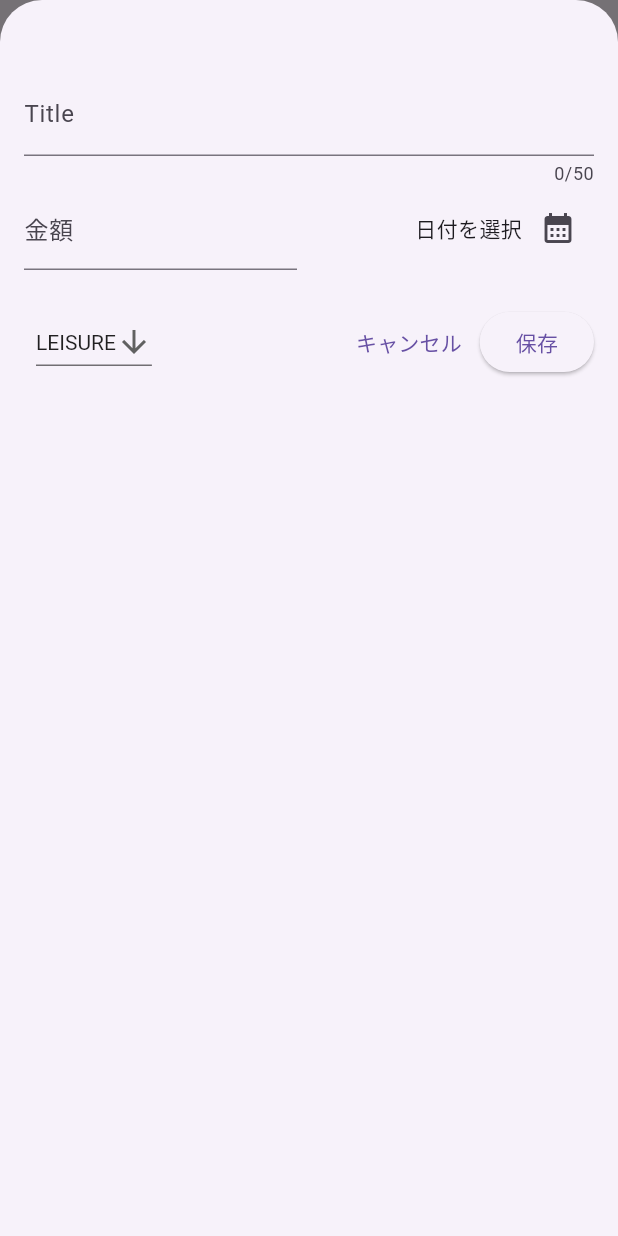
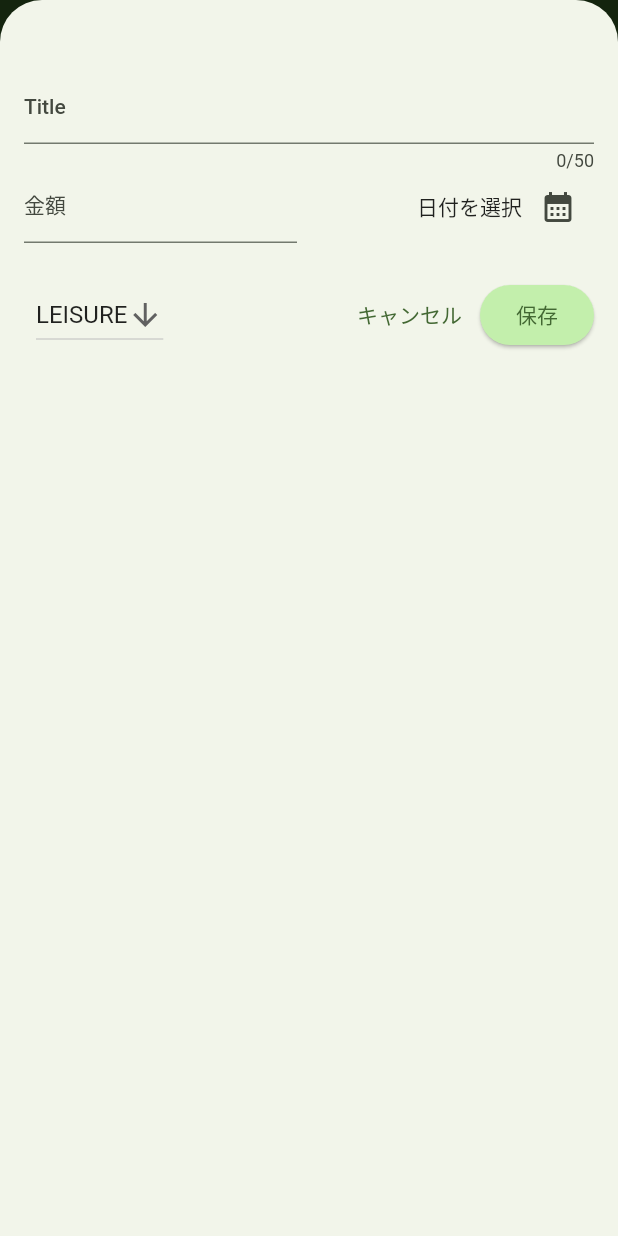
Before and after one commit to Junichi-Machii/flutter_tracker_app01, a Flutter app: the screen it shows after launch, after a tap on the "add" icon, on a phone screen of 412 x 824 dp. Run offline on Flutter 3.47's test engine with Material 2 defaults, Android fonts, the phone set to English and light mode, and no system bars.

Commit message:
ダークモード　テーマ設定　チャート　実装

```diff
--- a/lib/main.dart
+++ b/lib/main.dart
@@ -1,11 +1,60 @@
 import 'package:flutter/material.dart';
 
 import 'package:tracker_app/widgets/expenses.dart';
+
+var kColorScheme = ColorScheme.fromSeed(
+  seedColor: const Color.fromARGB(255, 95, 255, 31),
+);
+
+var kDarkColorScheme = ColorScheme.fromSeed(
+  brightness: Brightness.dark,
+  seedColor: const Color.fromARGB(255, 4, 88, 189),
+);
+
 void main(List<String> args) {
-  runApp(
-    MaterialApp(
-    theme: ThemeData(useMaterial3: true),
-      home: const Expenses(),
-    )
-  );
+  runApp(MaterialApp(
+    darkTheme: ThemeData.dark().copyWith(
+      useMaterial3: true,
+      colorScheme: kDarkColorScheme,
+      elevatedButtonTheme: ElevatedButtonThemeData(
+        style: ElevatedButton.styleFrom(
+          backgroundColor: kDarkColorScheme.primaryContainer,
+          foregroundColor: kDarkColorScheme.onPrimaryContainer,
+        ),
+      ),
+      cardTheme: const CardTheme().copyWith(
+          color: kDarkColorScheme.onPrimary,
+          margin: const EdgeInsets.symmetric(
+            horizontal: 16,
+            vertical: 8,
+          ),
+        ),
+    ),
+    theme: ThemeData().copyWith(
+        useMaterial3: true,
+        colorScheme: kColorScheme,
+        appBarTheme: const AppBarTheme().copyWith(
+          backgroundColor: kColorScheme.onPrimaryContainer,
+          foregroundColor: kColorScheme.primaryContainer,
+        ),
+        cardTheme: const CardTheme().copyWith(
+          color: kColorScheme.onPrimary,
+          margin: const EdgeInsets.symmetric(
+            horizontal: 16,
+            vertical: 8,
+          ),
+        ),
+        elevatedButtonTheme: ElevatedButtonThemeData(
+          style: ElevatedButton.styleFrom(
+            backgroundColor: kColorScheme.primaryContainer,
+          ),
+        ),
+        textTheme: ThemeData().textTheme.copyWith(
+              titleLarge: TextStyle(
+                  fontWeight: FontWeight.w600,
+                  color: kColorScheme.secondaryContainer),
+            )),
+    themeMode: ThemeMode.system,
+    home: const Expenses(),
+  ));
 }
--- a/lib/models/expense.dart
+++ b/lib/models/expense.dart
@@ -2,8 +2,7 @@ import 'package:flutter/material.dart';
 import 'package:uuid/uuid.dart';
 import 'package:intl/intl.dart';
 
-final formatter =  DateFormat('yyyy-MM-dd');
-
+final formatter = DateFormat('yyyy-MM-dd');
 
 const uuid = Uuid();
 
@@ -30,10 +29,31 @@ class Expense {
   final DateTime date;
   final Category category;
 
-
-
-
   String get formattedDate {
     return formatter.format(date);
   }
 }
+
+class ExpenseBucket {
+  const ExpenseBucket({
+    required this.category,
+    required this.expenses,
+  });
+
+  ExpenseBucket.forCategory(List<Expense> allExpenses, this.category)
+      : expenses = allExpenses
+            .where((expense) => expense.category == category)
+            .toList();
+
+  final Category category;
+  final List<Expense> expenses;
+
+  double get totalExpenses {
+    double sum = 0;
+
+    for (final expense in expenses) {
+      sum += expense.amount;
+    }
+    return sum;
+  }
+}
--- /dev/null
+++ b/lib/widgets/chart/chart.dart
@@ -0,0 +1,94 @@
+import 'package:flutter/material.dart';
+import 'package:tracker_app/widgets/chart/chart_bar.dart';
+import 'package:tracker_app/models/expense.dart';
+
+class Chart extends StatelessWidget {
+  const Chart({super.key, required this.expenses});
+
+  final List<Expense> expenses;
+
+  List<ExpenseBucket> get buckets {
+    return [
+      ExpenseBucket.forCategory(expenses, Category.food),
+      ExpenseBucket.forCategory(expenses, Category.leisure),
+      ExpenseBucket.forCategory(expenses, Category.travel),
+      ExpenseBucket.forCategory(expenses, Category.work),
+    ];
+  }
+
+  double get maxTotalExpense {
+    double maxTotalExpense = 0;
+
+    for (final bucket in buckets) {
+      if (bucket.totalExpenses > maxTotalExpense) {
+        maxTotalExpense = bucket.totalExpenses;
+      }
+    }
+
+    return maxTotalExpense;
+  }
+
+  @override
+  Widget build(BuildContext context) {
+    final isDarkMode =
+        MediaQuery.of(context).platformBrightness == Brightness.dark;
+    return Container(
+      margin: const EdgeInsets.all(16),
+      padding: const EdgeInsets.symmetric(
+        vertical: 16,
+        horizontal: 8,
+      ),
+      width: double.infinity,
+      height: 180,
+      decoration: BoxDecoration(
+        borderRadius: BorderRadius.circular(8),
+        gradient: LinearGradient(
+          colors: [
+            Theme.of(context).colorScheme.primary.withOpacity(0.3),
+            Theme.of(context).colorScheme.primary.withOpacity(0.0)
+          ],
+          begin: Alignment.bottomCenter,
+          end: Alignment.topCenter,
+        ),
+      ),
+      child: Column(
+        children: [
+          Expanded(
+            child: Row(
+              crossAxisAlignment: CrossAxisAlignment.end,
+              children: [
+                for (final bucket in buckets) // alternative to map()
+                  ChartBar(
+                    fill: bucket.totalExpenses == 0
+                        ? 0
+                        : bucket.totalExpenses / maxTotalExpense,
+                  )
+              ],
+            ),
+          ),
+          const SizedBox(height: 12),
+          Row(
+            children: buckets
+                .map(
+                  (bucket) => Expanded(
+                    child: Padding(
+                      padding: const EdgeInsets.symmetric(horizontal: 4),
+                      child: Icon(
+                        categoryIcons[bucket.category],
+                        color: isDarkMode
+                            ? Theme.of(context).colorScheme.secondary
+                            : Theme.of(context)
+                                .colorScheme
+                                .primary
+                                .withOpacity(0.7),
+                      ),
+                    ),
+                  ),
+                )
+                .toList(),
+          )
+        ],
+      ),
+    );
+  }
+}
--- /dev/null
+++ b/lib/widgets/chart/chart_bar.dart
@@ -0,0 +1,34 @@
+import 'package:flutter/material.dart';
+
+class ChartBar extends StatelessWidget {
+  const ChartBar({
+    super.key,
+    required this.fill,
+  });
+
+  final double fill;
+
+  @override
+  Widget build(BuildContext context) {
+    final isDarkMode =
+        MediaQuery.of(context).platformBrightness == Brightness.dark;
+    return Expanded(
+      child: Padding(
+        padding: const EdgeInsets.symmetric(horizontal: 4),
+        child: FractionallySizedBox(
+          heightFactor: fill,
+          child: DecoratedBox(
+            decoration: BoxDecoration(
+              shape: BoxShape.rectangle,
+              borderRadius:
+                  const BorderRadius.vertical(top: Radius.circular(8)),
+              color: isDarkMode
+                  ? Theme.of(context).colorScheme.secondary
+                  : Theme.of(context).colorScheme.primary.withOpacity(0.65),
+            ),
+          ),
+        ),
+      ),
+    );
+  }
+}
--- a/lib/widgets/expenses.dart
+++ b/lib/widgets/expenses.dart
@@ -3,6 +3,7 @@ import 'package:flutter/material.dart';
 import 'package:tracker_app/widgets/expenses_list/expenses_list.dart';
 import 'package:tracker_app/models/expense.dart';
 import 'package:tracker_app/widgets/new_expense.dart';
+import 'package:tracker_app/widgets/chart/chart.dart';
 
 class Expenses extends StatefulWidget {
   const Expenses({super.key});
@@ -73,6 +74,8 @@ class _ExpensesState extends State<Expenses> {
 
     return Scaffold(
       appBar: AppBar(
+        title: const Text('家計簿アプリ'),
+        centerTitle: true,
         actions: [
           IconButton(onPressed: _openAddExpensesModal, icon: Icon(Icons.add))
         ],
@@ -81,7 +84,14 @@ class _ExpensesState extends State<Expenses> {
         child: Column(
           mainAxisAlignment: MainAxisAlignment.center,
           children: [
-            const Text('家計簿アプリ'),
+            Chart(expenses: _registeredExpenses),
+            const Padding(
+              padding: EdgeInsets.all(8.0),
+              child: Text(
+                '経費',
+                style: TextStyle(),
+              ),
+            ),
             Expanded(
               child: mainContent,
             )
--- a/lib/widgets/expenses_list/expenses_item.dart
+++ b/lib/widgets/expenses_list/expenses_item.dart
@@ -7,6 +7,7 @@ class ExpenseItem extends StatelessWidget {
 
   final Expense expense;
 
+//金額をカンマ区切りに表示
   final amountFormatter = NumberFormat("#,###");
 
 
--- a/lib/widgets/expenses_list/expenses_list.dart
+++ b/lib/widgets/expenses_list/expenses_list.dart
@@ -14,8 +14,12 @@ class ExpensesList extends StatelessWidget {
       itemCount: expenses.length,
       itemBuilder: (ctx, index) => Dismissible(
         key: ValueKey(expenses[index]),
+        background: Container(color: Theme.of(context).colorScheme.inversePrimary.withOpacity(0.7),
+        margin: Theme.of(context).cardTheme.margin,),
+
         onDismissed: (direction){
           onRemoveExpense(expenses[index]);
+
         },
         child: ExpenseItem(expenses[index]),
       ),
--- a/lib/widgets/new_expense.dart
+++ b/lib/widgets/new_expense.dart
@@ -83,7 +83,7 @@ class _NewExpenseState extends State<NewExpense> {
   @override
   Widget build(BuildContext context) {
     return Padding(
-      padding: const EdgeInsets.fromLTRB(16,48,16,16),
+      padding: const EdgeInsets.fromLTRB(16, 48, 16, 16),
       child: Column(
         children: [
           TextField(
@@ -137,11 +137,6 @@ class _NewExpenseState extends State<NewExpense> {
                 child: DropdownButton(
                     icon: const Icon(Icons.arrow_downward),
                     elevation: 8,
-                    style: const TextStyle(color: Colors.black87),
-                    underline: Container(
-                      color: Colors.black54,
-                      height: 1,
-                    ),
                     value: _selectedCategory,
                     items: Category.values
                         .map(
```
